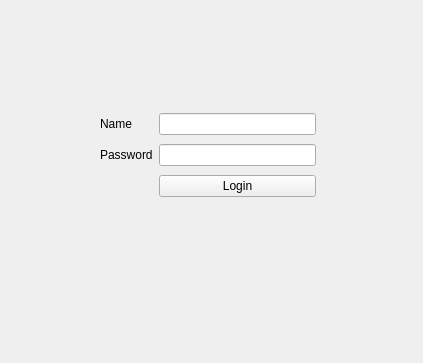
Above: Client/loginform.ui from YamatoCPP/Messenger before the change. Below: the same form after it.
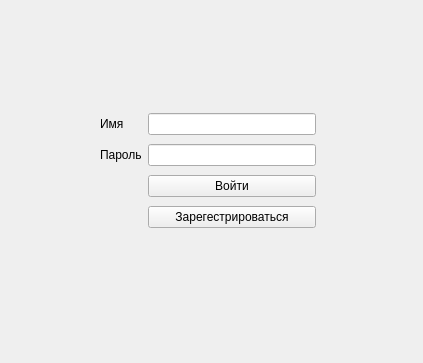
That is the form after the change.

```diff
--- a/Client/loginform.ui
+++ b/Client/loginform.ui
@@ -13,40 +13,47 @@
   <property name="windowTitle">
    <string>Form</string>
   </property>
-  <widget class="QWidget" name="">
+  <widget class="QWidget" name="layoutWidget">
    <property name="geometry">
     <rect>
      <x>100</x>
      <y>110</y>
      <width>216</width>
-     <height>92</height>
+     <height>124</height>
     </rect>
    </property>
    <layout class="QGridLayout" name="gridLayout">
     <item row="0" column="0">
      <widget class="QLabel" name="label">
       <property name="text">
-       <string>Name</string>
-      </property>
-     </widget>
-    </item>
-    <item row="0" column="1">
-     <widget class="QLineEdit" name="lineEdit"/>
-    </item>
-    <item row="1" column="0">
-     <widget class="QLabel" name="label_2">
-      <property name="text">
-       <string>Password</string>
+       <string>Имя</string>
       </property>
      </widget>
     </item>
     <item row="1" column="1">
      <widget class="QLineEdit" name="lineEdit_2"/>
     </item>
+    <item row="1" column="0">
+     <widget class="QLabel" name="label_2">
+      <property name="text">
+       <string>Пароль</string>
+      </property>
+     </widget>
+    </item>
+    <item row="0" column="1">
+     <widget class="QLineEdit" name="lineEdit"/>
+    </item>
     <item row="2" column="1">
      <widget class="QPushButton" name="pushButton">
       <property name="text">
-       <string>Login</string>
+       <string>Войти</string>
+      </property>
+     </widget>
+    </item>
+    <item row="3" column="1">
+     <widget class="QPushButton" name="pushButton_2">
+      <property name="text">
+       <string>Зарегестрироваться</string>
       </property>
      </widget>
     </item>
```
